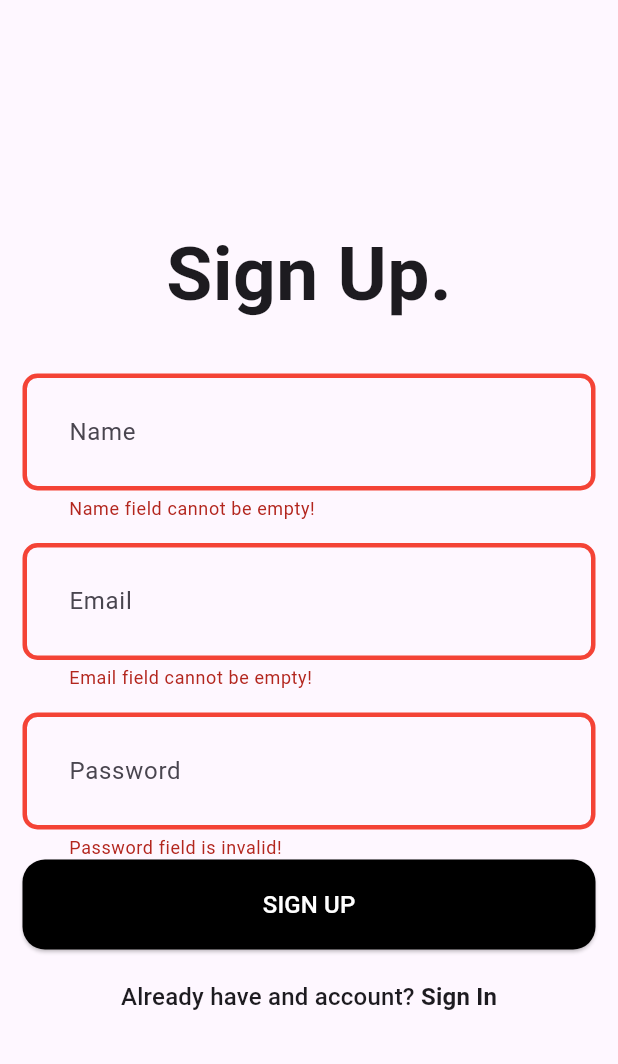
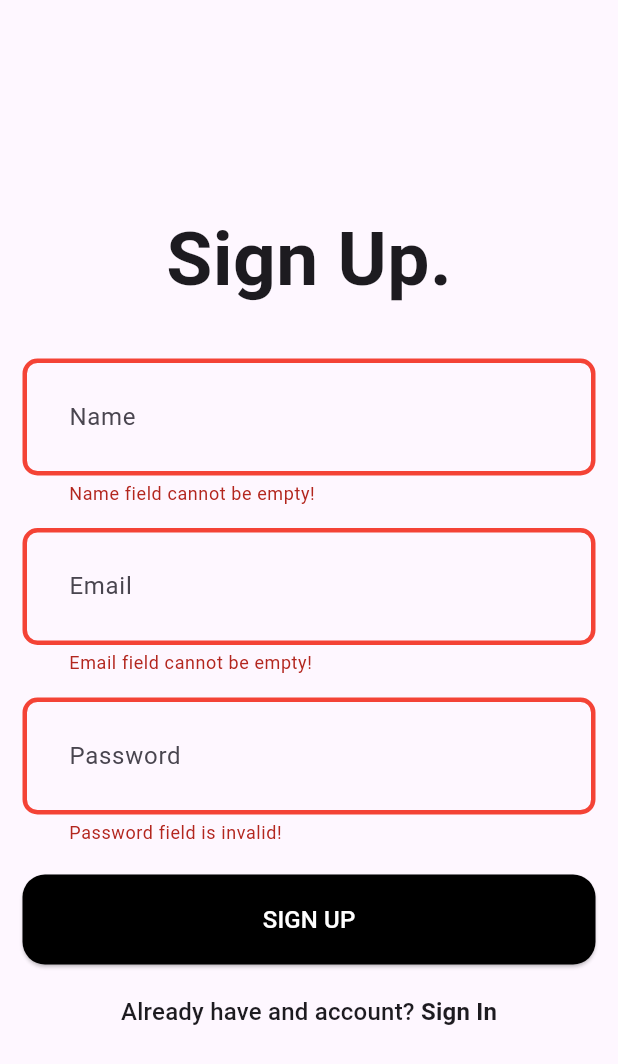
Before and after one commit to sujalraj00/to-do-app, a Flutter app: the screen it shows after launch, after a tap on "SIGN UP", on a phone screen of 412 x 824 dp. Shown: the top 1064 px of the screen. Run offline on Flutter 3.47's test engine with Material 3 defaults, Android fonts, the phone set to English and light mode, and no system bars; our stand-ins replace flutter_bloc; missing offline and left inert: dart:js.

Commit message:
cubit implemented for signup

```diff
--- /dev/null
+++ b/lib/features/auth/cubits/auth_state.dart
@@ -0,0 +1,19 @@
+part of 'auth_cubit.dart';
+
+sealed class AuthState {}
+
+final class AuthInitial extends AuthState {}
+
+final class AuthLoading extends AuthState {}
+
+final class AuthSignUp extends AuthState {}
+
+final class AuthLoggedIn extends AuthState {
+  final UserModel user;
+  AuthLoggedIn(this.user);
+}
+
+final class AuthError extends AuthState {
+  final String error;
+  AuthError(this.error);
+}
--- a/lib/features/auth/pages/signup_page.dart
+++ b/lib/features/auth/pages/signup_page.dart
@@ -1,7 +1,7 @@
-import 'dart:js';
-
+import 'package:flutter_bloc/flutter_bloc.dart';
 import 'package:flutter/material.dart';
 import 'package:flutter/widgets.dart';
+import 'package:task_app/features/auth/cubits/auth_cubit.dart';
 import 'package:task_app/features/auth/pages/login_page.dart';
 
 class SignUpPage extends StatefulWidget {
@@ -30,13 +30,40 @@ class _SignUpPageState extends State<SignUpPage> {
   void signUpUser() {
     if (formKey.currentState!.validate()) {
       // store the data
+      context.read<AuthCubit>().signUp(
+          name: nameController.text.trim(),
+          email: emailController.text.trim(),
+          password: passwordController.text.trim());
     }
   }
 
   @override
   Widget build(BuildContext context) {
     return Scaffold(
-      body: Padding(
+      body: BlocConsumer<AuthCubit, AuthState>(
+        listener: (context, state) {
+          if (state is AuthError) {
+            ScaffoldMessenger.of(context).showSnackBar(
+              SnackBar(
+                content: Text(state.error),
+              ),
+            );
+          } else if (state is AuthSignUp) {
+            ScaffoldMessenger.of(context).showSnackBar(
+              const SnackBar(
+                content: Text("Account created! Login NOW!"),
+              ),
+            );
+          }
+        },
+        builder: (context, state) {
+          if (state is AuthLoading) {
+            return const Center(
+              child: CircularProgressIndicator(),
+            );
+          }
+
+          return Padding(
             padding: const EdgeInsets.all(15.0),
             child: Form(
               key: formKey,
@@ -90,6 +117,7 @@ class _SignUpPageState extends State<SignUpPage> {
                       return null;
                     },
                   ),
+                  const SizedBox(height: 20),
                   ElevatedButton(
                     onPressed: () {
                       signUpUser();
@@ -122,6 +150,8 @@ class _SignUpPageState extends State<SignUpPage> {
                 ],
               ),
             ),
+          );
+        },
       ),
     );
   }
--- a/lib/main.dart
+++ b/lib/main.dart
@@ -1,5 +1,7 @@
 import 'package:flutter/material.dart';
+import 'package:task_app/features/auth/cubits/auth_cubit.dart';
 import 'package:task_app/features/auth/pages/signup_page.dart';
+import 'package:flutter_bloc/flutter_bloc.dart';
 
 void main() {
   runApp(const MyApp());
@@ -10,7 +12,9 @@ class MyApp extends StatelessWidget {
 
   @override
   Widget build(BuildContext context) {
-    return MaterialApp(
+    return MultiBlocProvider(
+      providers: [BlocProvider(create: (_) => AuthCubit())],
+      child: MaterialApp(
         title: 'Task App',
         theme: ThemeData(
           inputDecorationTheme: InputDecorationTheme(
@@ -50,6 +54,7 @@ class MyApp extends StatelessWidget {
           useMaterial3: true,
         ),
         home: const SignUpPage(),
+      ),
     );
   }
 }
```
Also changed, not shown: lib/features/auth/cubits/auth_cubit.dart (added, +35 -0 lines), lib/features/auth/repository/auth_remote_repository.dart (+29 -10 lines). Lines whose indentation alone changed are shown as unchanged.
